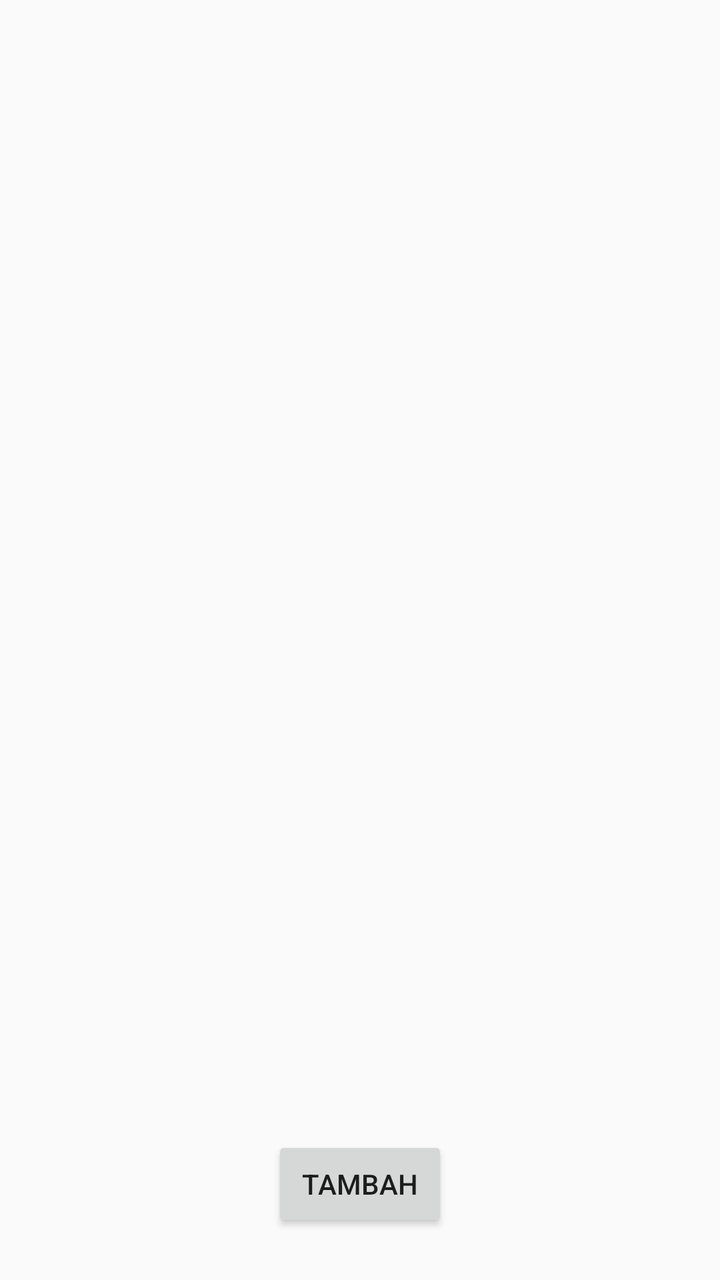
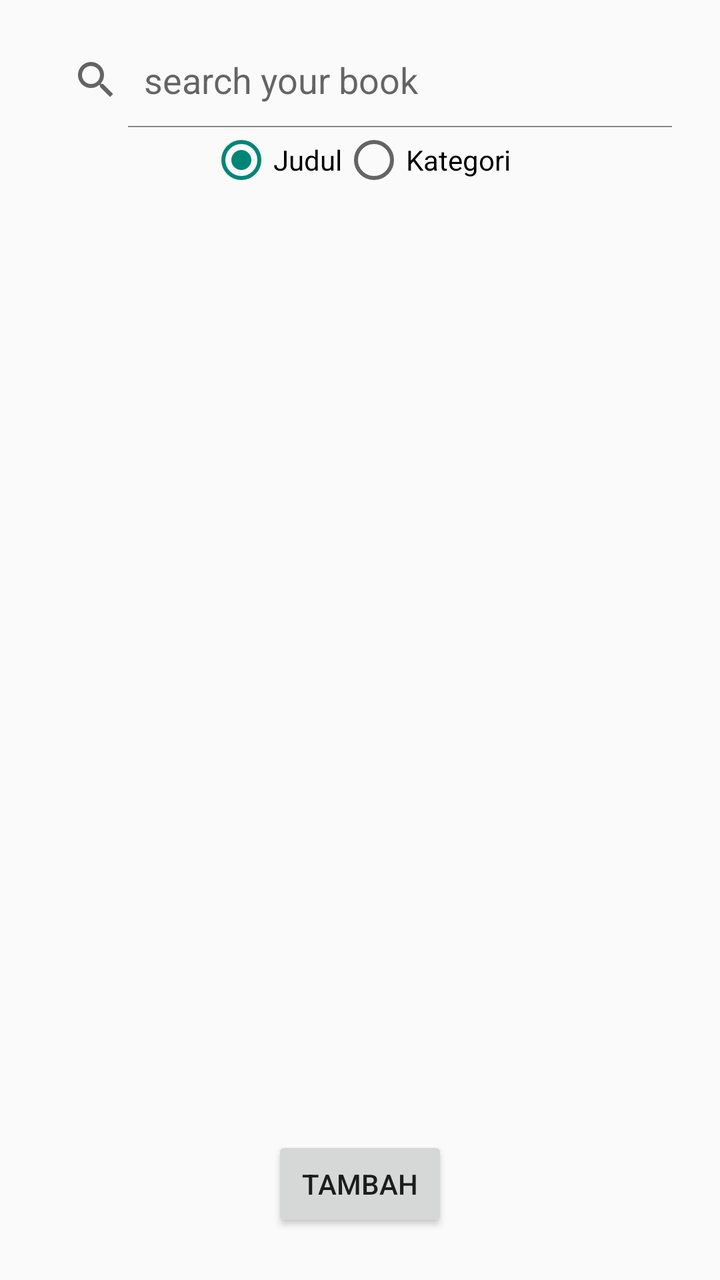

Compare the two renders of this Android layout. The source of the first and the diff that turns it into the second are given below.
<!-- AndroidManifest.xml: application theme Theme.Perpustakaan -->
<!-- res/layout/activity_menu_user.xml -->
<?xml version="1.0" encoding="utf-8"?>
<androidx.constraintlayout.widget.ConstraintLayout xmlns:android="http://schemas.android.com/apk/res/android"
    xmlns:app="http://schemas.android.com/apk/res-auto"
    xmlns:tools="http://schemas.android.com/tools"
    android:layout_width="match_parent"
    android:layout_height="match_parent"
    android:padding="16dp"
    tools:context=".View.MenuUser">

    <androidx.recyclerview.widget.RecyclerView
        android:id="@+id/rvBuku"
        android:layout_width="match_parent"
        android:layout_height="300dp"
        app:layout_constraintEnd_toEndOf="parent"
        app:layout_constraintStart_toStartOf="parent"
        app:layout_constraintTop_toTopOf="parent"
        tools:listitem="@layout/item_buku" />

    <Button
        android:id="@+id/buttonSave"
        android:layout_width="wrap_content"
        android:layout_height="wrap_content"
        android:layout_marginBottom="8dp"
        android:text="Tambah"
        app:layout_constraintBottom_toBottomOf="parent"
        app:layout_constraintEnd_toEndOf="parent"
        app:layout_constraintStart_toStartOf="parent" />

    <androidx.recyclerview.widget.RecyclerView
        android:id="@+id/rvKategori"
        android:layout_width="match_parent"
        android:layout_height="200dp"
        android:orientation="horizontal"
        app:layout_constraintEnd_toEndOf="parent"
        app:layout_constraintStart_toStartOf="parent"
        app:layout_constraintTop_toBottomOf="@+id/rvBuku"
        tools:listitem="@layout/item_kategori" />

</androidx.constraintlayout.widget.ConstraintLayout>
<!-- res/layout/item_buku.xml (included above) -->
<?xml version="1.0" encoding="utf-8"?>
<androidx.constraintlayout.widget.ConstraintLayout xmlns:android="http://schemas.android.com/apk/res/android"
    xmlns:app="http://schemas.android.com/apk/res-auto"
    xmlns:tools="http://schemas.android.com/tools"
    android:id="@+id/cvData"
    android:layout_width="match_parent"
    android:layout_height="wrap_content"
    android:padding="8dp">

    <TextView
        android:id="@+id/textViewIdBuku"
        android:layout_width="wrap_content"
        android:layout_height="wrap_content"
        android:layout_marginStart="8dp"
        android:text="TextViewIdBuku"
        app:layout_constraintStart_toEndOf="@+id/imageView2"
        app:layout_constraintTop_toTopOf="parent" />

    <TextView
        android:id="@+id/textViewIdUser"
        android:layout_width="wrap_content"
        android:layout_height="wrap_content"
        android:layout_marginStart="8dp"
        android:text="TextViewIdUser"
        android:visibility="gone"
        app:layout_constraintStart_toEndOf="@+id/textViewIdBuku"
        app:layout_constraintTop_toTopOf="@+id/textViewIdBuku" />

    <TextView
        android:id="@+id/textViewNamaKategori"
        android:layout_width="wrap_content"
        android:layout_height="wrap_content"
        android:layout_marginTop="8dp"
        android:text="TextViewJudul"
        app:layout_constraintStart_toStartOf="@+id/textViewIdBuku"
        app:layout_constraintTop_toBottomOf="@+id/textViewIdBuku" />

    <TextView
        android:id="@+id/TextViewTahunTerbit"
        android:layout_width="wrap_content"
        android:layout_height="wrap_content"
        android:layout_marginTop="8dp"
        android:text="TextView"
        android:visibility="gone"
        app:layout_constraintStart_toStartOf="@+id/textViewPenerbit"
        app:layout_constraintTop_toBottomOf="@+id/textViewPenerbit" />

    <TextView
        android:id="@+id/textViewPenulis"
        android:layout_width="wrap_content"
        android:layout_height="wrap_content"
        android:layout_marginTop="8dp"
        android:text="TextView"
        android:visibility="gone"
        app:layout_constraintStart_toStartOf="@+id/textViewNamaKategori"
        app:layout_constraintTop_toBottomOf="@+id/textViewNamaKategori" />

    <TextView
        android:id="@+id/textViewPenerbit"
        android:layout_width="wrap_content"
        android:layout_height="wrap_content"
        android:layout_marginTop="8dp"
        android:text="TextView"
        android:visibility="gone"
        app:layout_constraintStart_toStartOf="@+id/textViewPenulis"
        app:layout_constraintTop_toBottomOf="@+id/textViewPenulis" />

    <ImageView
        android:id="@+id/imageView2"
        android:layout_width="30dp"
        android:layout_height="30dp"
        app:layout_constraintStart_toStartOf="parent"
        app:layout_constraintTop_toTopOf="parent"
        app:srcCompat="@drawable/book" />

    <ImageView
        android:id="@+id/imageViewRemove"
        android:layout_width="30dp"
        android:layout_height="30dp"
        android:layout_marginEnd="8dp"
        app:layout_constraintBottom_toBottomOf="parent"
        app:layout_constraintEnd_toEndOf="parent"
        app:layout_constraintTop_toTopOf="parent"
        app:srcCompat="@drawable/remove" />

    <ImageView
        android:id="@+id/imageViewBorrow"
        android:layout_width="30dp"
        android:layout_height="30dp"
        android:layout_marginEnd="8dp"
        app:layout_constraintBottom_toBottomOf="parent"
        app:layout_constraintEnd_toStartOf="@+id/imageViewRemove"
        app:layout_constraintTop_toTopOf="parent"
        app:srcCompat="@drawable/borrow" />

</androidx.constraintlayout.widget.ConstraintLayout>
<!-- res/layout/item_kategori.xml (included above) -->
<?xml version="1.0" encoding="utf-8"?>
<androidx.constraintlayout.widget.ConstraintLayout xmlns:android="http://schemas.android.com/apk/res/android"
    xmlns:app="http://schemas.android.com/apk/res-auto"
    xmlns:tools="http://schemas.android.com/tools"
    android:layout_width="match_parent"
    android:layout_height="wrap_content"
    android:padding="8dp">

    <TextView
        android:id="@+id/textViewIdBuku"
        android:layout_width="wrap_content"
        android:layout_height="wrap_content"
        android:text="textViewIdKategori"
        app:layout_constraintStart_toStartOf="parent"
        app:layout_constraintTop_toTopOf="parent" />

    <TextView
        android:id="@+id/textViewNamaKategori"
        android:layout_width="wrap_content"
        android:layout_height="wrap_content"
        android:layout_marginTop="8dp"
        android:text="textViewNamaKategori"
        app:layout_constraintStart_toStartOf="parent"
        app:layout_constraintTop_toBottomOf="@+id/textViewIdBuku" />

</androidx.constraintlayout.widget.ConstraintLayout>
<!-- resources referenced by this layout -->
<resources>
  <!-- drawable book: png bitmap (drawable, 10924 bytes) -->
  <!-- drawable borrow: png bitmap (drawable, 7770 bytes) -->
  <!-- drawable remove: png bitmap (drawable, 10281 bytes) -->
  <style name="Theme.Perpustakaan" parent="Base.Theme.Perpustakaan" />
  <style name="Base.Theme.Perpustakaan" parent="Theme.AppCompat.Light.DarkActionBar">
          
          
      </style>
</resources>

<!-- the commit's change to res/layout/activity_menu_user.xml (unified diff, before → after) -->
@@ -10,10 +10,11 @@
     <androidx.recyclerview.widget.RecyclerView
         android:id="@+id/rvBuku"
         android:layout_width="match_parent"
-        android:layout_height="300dp"
+        android:layout_height="0dp"
+        app:layout_constraintBottom_toTopOf="@+id/buttonSave"
         app:layout_constraintEnd_toEndOf="parent"
         app:layout_constraintStart_toStartOf="parent"
-        app:layout_constraintTop_toTopOf="parent"
+        app:layout_constraintTop_toBottomOf="@+id/radioGroup"
         tools:listitem="@layout/item_buku" />
 
     <Button
@@ -26,15 +27,40 @@
         app:layout_constraintEnd_toEndOf="parent"
         app:layout_constraintStart_toStartOf="parent" />
 
-    <androidx.recyclerview.widget.RecyclerView
-        android:id="@+id/rvKategori"
+    <SearchView
+        android:id="@+id/searchViewBuku"
         android:layout_width="match_parent"
-        android:layout_height="200dp"
-        android:orientation="horizontal"
+        android:layout_height="wrap_content"
+        android:iconifiedByDefault="false"
+        android:queryHint="search your book"
         app:layout_constraintEnd_toEndOf="parent"
         app:layout_constraintStart_toStartOf="parent"
-        app:layout_constraintTop_toBottomOf="@+id/rvBuku"
-        tools:listitem="@layout/item_kategori" />
+        app:layout_constraintTop_toTopOf="parent" />
+
+    <RadioGroup
+        android:id="@+id/radioGroup"
+        android:layout_width="wrap_content"
+        android:layout_height="wrap_content"
+        android:orientation="horizontal"
+        app:layout_constraintEnd_toEndOf="@+id/searchViewBuku"
+        app:layout_constraintStart_toStartOf="@+id/searchViewBuku"
+        app:layout_constraintTop_toBottomOf="@+id/searchViewBuku">
+
+        <RadioButton
+            android:id="@+id/radioButtonJudul"
+            android:layout_width="wrap_content"
+            android:layout_height="wrap_content"
+            android:layout_weight="1"
+            android:checked="true"
+            android:text="Judul" />
+
+        <RadioButton
+            android:id="@+id/radioButtonKategori"
+            android:layout_width="wrap_content"
+            android:layout_height="wrap_content"
+            android:layout_weight="1"
+            android:text="Kategori" />
+    </RadioGroup>
 
 </androidx.constraintlayout.widget.ConstraintLayout>
 <!-- res/layout/item_buku.xml (included above) -->
@@ -127,37 +153,10 @@
         android:id="@+id/imageViewBorrow"
         android:layout_width="30dp"
         android:layout_height="30dp"
-        android:layout_marginEnd="8dp"
+        android:layout_marginEnd="16dp"
         app:layout_constraintBottom_toBottomOf="parent"
         app:layout_constraintEnd_toStartOf="@+id/imageViewRemove"
         app:layout_constraintTop_toTopOf="parent"
         app:srcCompat="@drawable/borrow" />
 
 </androidx.constraintlayout.widget.ConstraintLayout>
-<!-- res/layout/item_kategori.xml (included above) -->
-<?xml version="1.0" encoding="utf-8"?>
-<androidx.constraintlayout.widget.ConstraintLayout xmlns:android="http://schemas.android.com/apk/res/android"
-    xmlns:app="http://schemas.android.com/apk/res-auto"
-    xmlns:tools="http://schemas.android.com/tools"
-    android:layout_width="match_parent"
-    android:layout_height="wrap_content"
-    android:padding="8dp">
-
-    <TextView
-        android:id="@+id/textViewIdBuku"
-        android:layout_width="wrap_content"
-        android:layout_height="wrap_content"
-        android:text="textViewIdKategori"
-        app:layout_constraintStart_toStartOf="parent"
-        app:layout_constraintTop_toTopOf="parent" />
-
-    <TextView
-        android:id="@+id/textViewNamaKategori"
-        android:layout_width="wrap_content"
-        android:layout_height="wrap_content"
-        android:layout_marginTop="8dp"
-        android:text="textViewNamaKategori"
-        app:layout_constraintStart_toStartOf="parent"
-        app:layout_constraintTop_toBottomOf="@+id/textViewIdBuku" />
-
-</androidx.constraintlayout.widget.ConstraintLayout>
